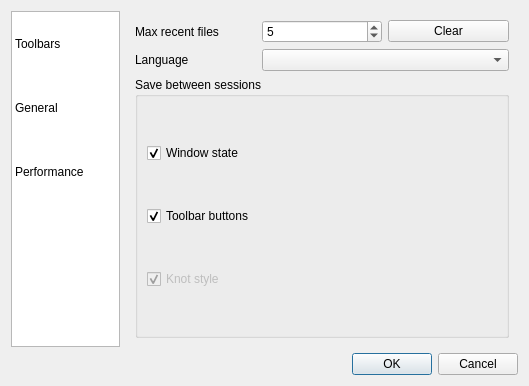
Above: src/dialogs/config_dialog.ui from mbasaglia/Knotter before the change. Below: the same form after it.
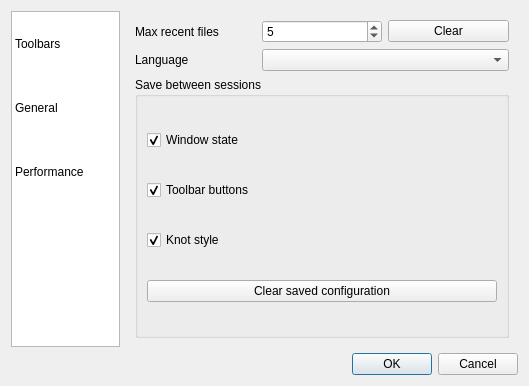
That is the form after the change. The open tabs and pages were chosen to show the change.

```diff
--- a/src/dialogs/config_dialog.ui
+++ b/src/dialogs/config_dialog.ui
@@ -468,9 +468,6 @@
           </item>
           <item>
            <widget class="QCheckBox" name="save_style_check">
-            <property name="enabled">
-             <bool>false</bool>
-            </property>
             <property name="text">
              <string>Knot style</string>
             </property>
@@ -479,6 +476,16 @@
             </property>
            </widget>
           </item>
+          <item>
+           <widget class="QPushButton" name="clear_settings">
+            <property name="toolTip">
+             <string>Clear configuration and restore defaults next time Knotter is launched</string>
+            </property>
+            <property name="text">
+             <string>Clear saved configuration</string>
+            </property>
+           </widget>
+          </item>
          </layout>
         </widget>
        </item>
```
Left out of the diff: 5 changed lines with no effect on the pictures.
